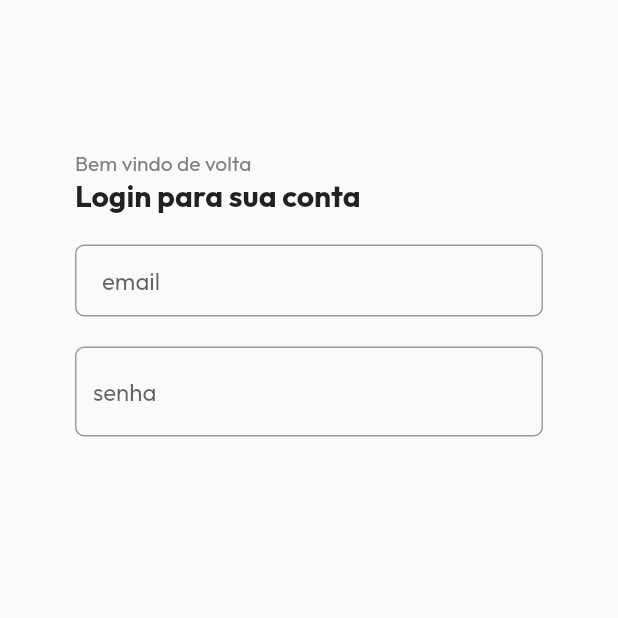
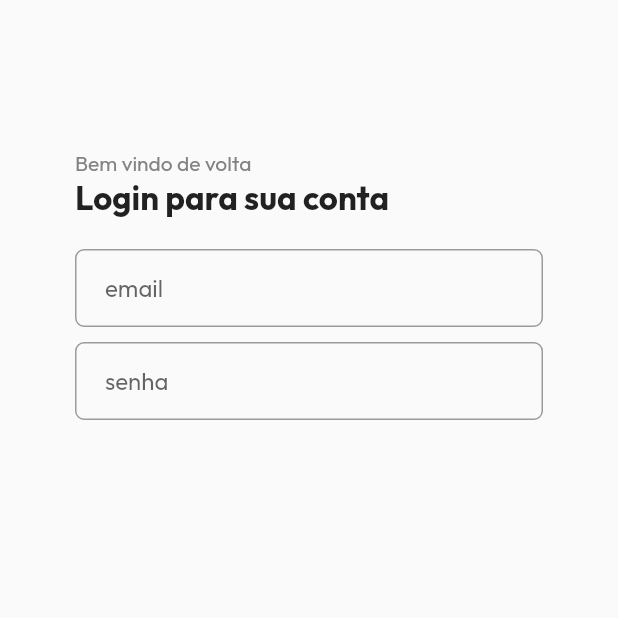
Before and after one commit to TiagoGP-exe/markertplace-flutter, a Flutter app: the screen it shows after launch, on a phone screen of 412 x 824 dp, the top half of it. Run offline on Flutter 3.47's test engine with Material 2 defaults, Android fonts, the phone set to English and light mode, and no system bars; our stand-ins replace google_fonts.

Commit message:
Add files via upload

```diff
--- a/lib/screen/login_screen.dart
+++ b/lib/screen/login_screen.dart
@@ -25,25 +25,28 @@ class _LoginScreenState extends State<LoginScreen> {
                 height: 50,
               ),
               Text("Bem vindo de volta",
-                  style: GoogleFonts.outfit(
+                  style: GoogleFonts.outfit(fontSize: 14.0,
                       color: Color.fromARGB(255, 131, 131, 131))),
               Text("Login para sua conta",
                   style: GoogleFonts.outfit(
-                      fontSize: 20.0, fontWeight: FontWeight.bold)),
-             const SizedBox(height: 20.0),
+                      fontSize: 22.0, fontWeight: FontWeight.bold)),
+              const SizedBox(height: 20.0),
               TextFormField(
                 keyboardType: TextInputType.emailAddress,
                 decoration: const InputDecoration(
-                  contentPadding: EdgeInsets.symmetric(horizontal: 18.0),
+                    contentPadding:
+                        EdgeInsets.symmetric(horizontal: 20.0, vertical: 16),
                     hintText: 'email',
                     border: OutlineInputBorder(
                         borderRadius: BorderRadius.all(Radius.circular(6)))),
               ),
-              const SizedBox(height: 20.0),
+              const SizedBox(height: 10.0),
               TextFormField(
                 keyboardType: TextInputType.visiblePassword,
                 decoration: const InputDecoration(
                     hintText: 'senha',
+                    contentPadding:
+                        EdgeInsets.symmetric(horizontal: 20.0, vertical: 16),
                     border: OutlineInputBorder(
                         borderRadius: BorderRadius.all(Radius.circular(6)))),
               )
```
